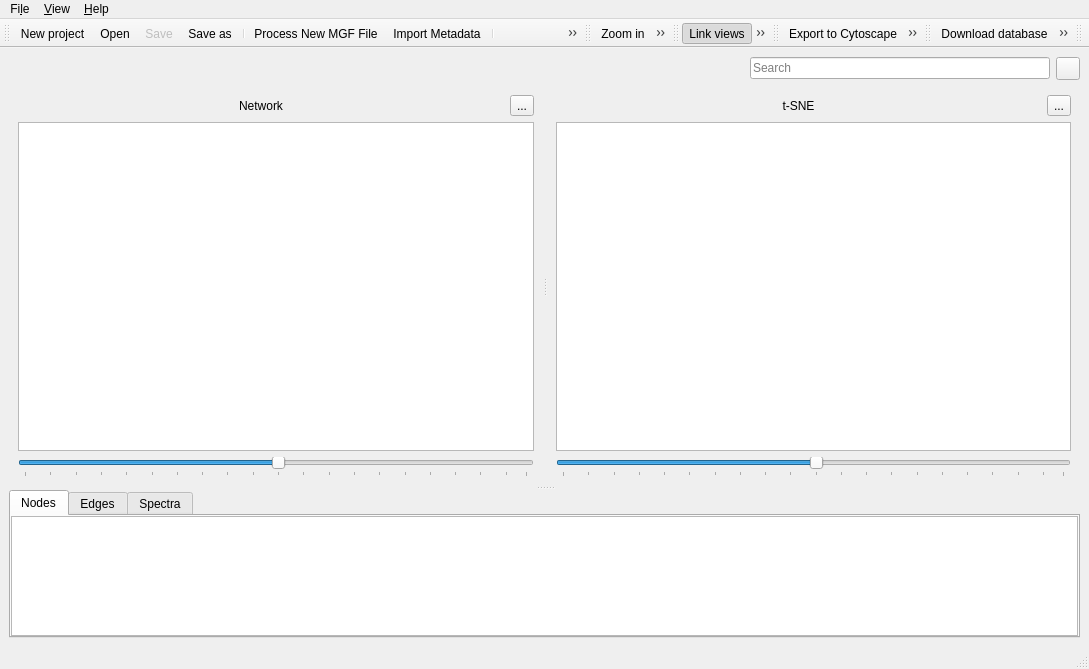
This is lib/ui/main_window.ui in metgem/metgem as Qt 5 draws it before an edit. The edited form follows.
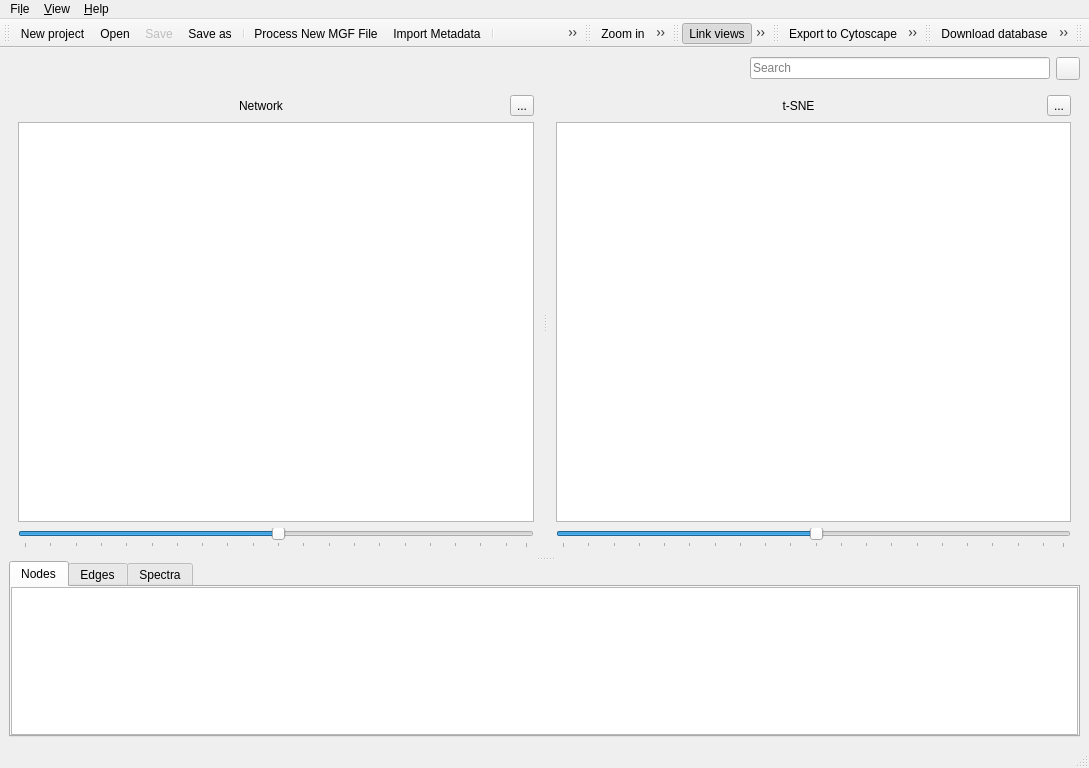
This is the edited form. Icons and pictures are not drawn. Custom widgets are drawn as their Qt base class.

```diff
--- a/lib/ui/main_window.ui
+++ b/lib/ui/main_window.ui
@@ -7,7 +7,7 @@
     <x>0</x>
     <y>0</y>
     <width>1089</width>
-    <height>669</height>
+    <height>768</height>
    </rect>
   </property>
   <property name="windowTitle">
@@ -90,12 +90,6 @@
          <verstretch>0</verstretch>
         </sizepolicy>
        </property>
-       <property name="minimumSize">
-        <size>
-         <width>0</width>
-         <height>400</height>
-        </size>
-       </property>
        <property name="orientation">
         <enum>Qt::Horizontal</enum>
        </property>
@@ -130,7 +124,20 @@
           </layout>
          </item>
          <item>
-          <widget class="NetworkView" name="gvNetwork"/>
+          <widget class="NetworkView" name="gvNetwork">
+           <property name="sizePolicy">
+            <sizepolicy hsizetype="Expanding" vsizetype="Expanding">
+             <horstretch>0</horstretch>
+             <verstretch>1</verstretch>
+            </sizepolicy>
+           </property>
+           <property name="minimumSize">
+            <size>
+             <width>0</width>
+             <height>400</height>
+            </size>
+           </property>
+          </widget>
          </item>
          <item>
           <widget class="Slider" name="sliderNetworkScale">
@@ -231,6 +238,9 @@
         <bool>true</bool>
        </property>
        <widget class="NodeTableView" name="tvNodes">
+        <property name="alternatingRowColors">
+         <bool>true</bool>
+        </property>
         <attribute name="icon">
          <iconset resource="ui.qrc">
           <normaloff>:/icons/images/node.svg</normaloff>:/icons/images/node.svg</iconset>
```
Left out of the diff: 3 changed lines with no effect on the pictures.
